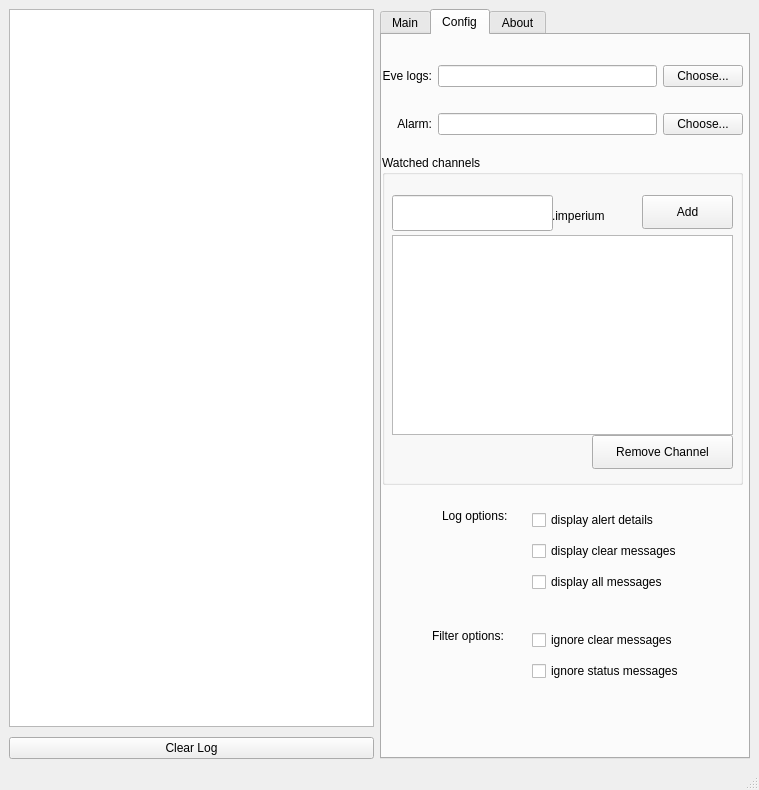
Before: the Qt Designer form intelpy/gui/mainwindow.ui in Riftr/intelpy, drawn with Qt 5.
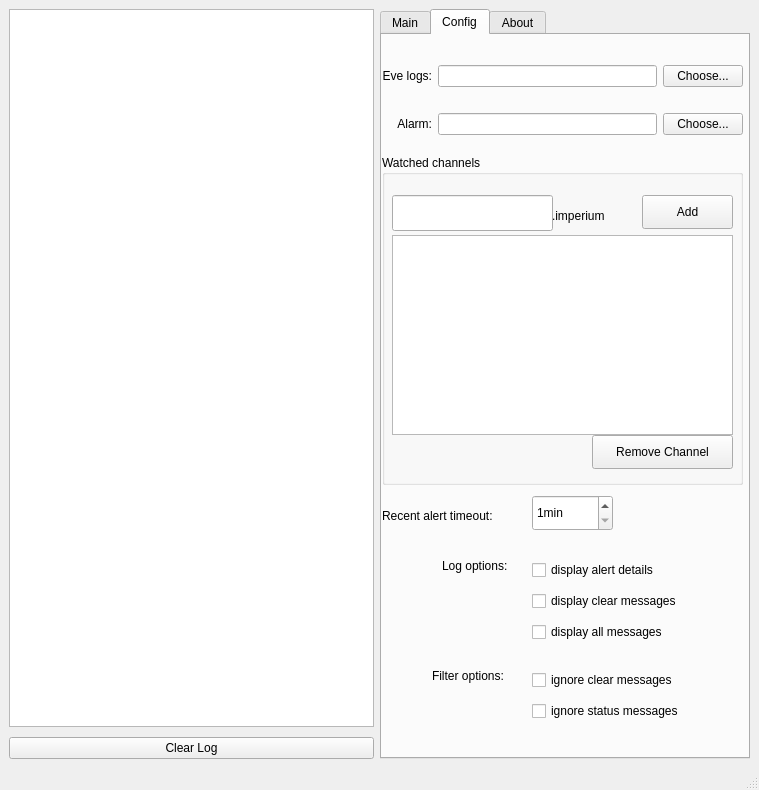
After: the same form once the commit is applied. The open tabs and pages were chosen to show the change. Icons and pictures are not drawn.

```diff
--- a/intelpy/gui/mainwindow.ui
+++ b/intelpy/gui/mainwindow.ui
@@ -384,7 +384,7 @@
             <property name="geometry">
              <rect>
               <x>150</x>
-              <y>470</y>
+              <y>520</y>
               <width>192</width>
               <height>92</height>
              </rect>
@@ -417,7 +417,7 @@
             <property name="geometry">
              <rect>
               <x>60</x>
-              <y>470</y>
+              <y>520</y>
               <width>91</width>
               <height>22</height>
              </rect>
@@ -430,7 +430,7 @@
             <property name="geometry">
              <rect>
               <x>150</x>
-              <y>590</y>
+              <y>630</y>
               <width>197</width>
               <height>61</height>
              </rect>
@@ -456,7 +456,7 @@
             <property name="geometry">
              <rect>
               <x>50</x>
-              <y>590</y>
+              <y>630</y>
               <width>101</width>
               <height>22</height>
              </rect>
@@ -561,6 +561,38 @@
              </property>
             </widget>
            </widget>
+           <widget class="QSpinBox" name="spinBox_recentalerttimeout">
+            <property name="geometry">
+             <rect>
+              <x>150</x>
+              <y>460</y>
+              <width>81</width>
+              <height>36</height>
+             </rect>
+            </property>
+            <property name="suffix">
+             <string>min</string>
+            </property>
+            <property name="minimum">
+             <number>1</number>
+            </property>
+            <property name="maximum">
+             <number>20</number>
+            </property>
+           </widget>
+           <widget class="QLabel" name="label_7">
+            <property name="geometry">
+             <rect>
+              <x>0</x>
+              <y>470</y>
+              <width>151</width>
+              <height>22</height>
+             </rect>
+            </property>
+            <property name="text">
+             <string>Recent alert timeout:</string>
+            </property>
+           </widget>
           </widget>
           <widget class="QWidget" name="zabout_tab">
            <attribute name="title">
```
